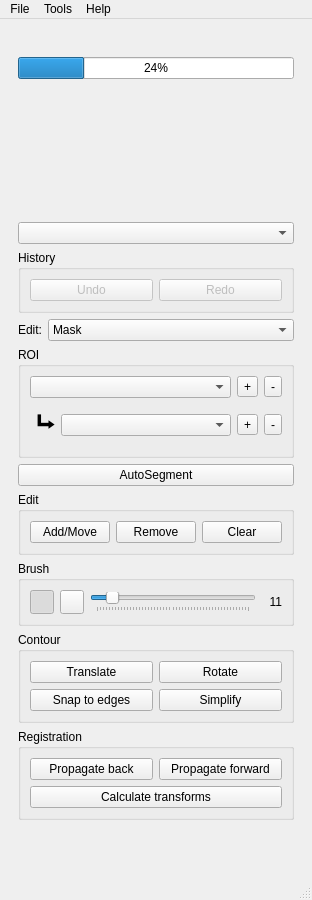
First picture: the form in ui/toolbox.ui, repository dafne-imaging/dafne, before the edit.
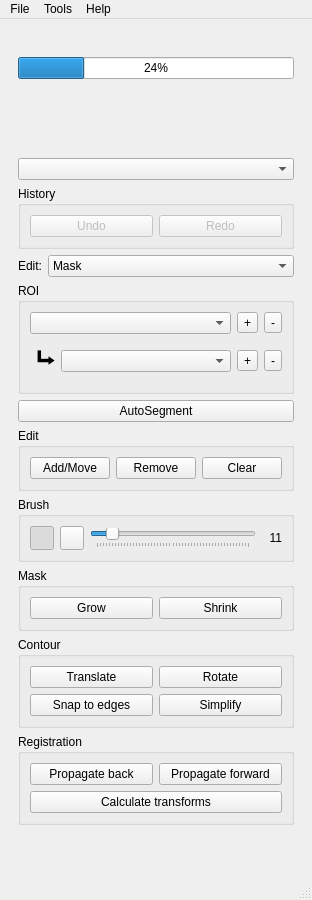
Second picture: the form after the edit. Icons and pictures are not drawn.

Commit message: Mask grow/shrink

Diff of the .ui file:
```diff
--- a/ui/toolbox.ui
+++ b/ui/toolbox.ui
@@ -406,6 +406,33 @@
          </layout>
         </widget>
        </item>
+       <item>
+        <widget class="QGroupBox" name="maskedit_group">
+         <property name="title">
+          <string>Mask</string>
+         </property>
+         <layout class="QVBoxLayout" name="verticalLayout_7">
+          <item>
+           <layout class="QHBoxLayout" name="horizontalLayout_10">
+            <item>
+             <widget class="QPushButton" name="grow_button">
+              <property name="text">
+               <string>Grow</string>
+              </property>
+             </widget>
+            </item>
+            <item>
+             <widget class="QPushButton" name="shrink_button">
+              <property name="text">
+               <string>Shrink</string>
+              </property>
+             </widget>
+            </item>
+           </layout>
+          </item>
+         </layout>
+        </widget>
+       </item>
        <item>
         <widget class="QGroupBox" name="contouredit_widget">
          <property name="title">
```
Left out of the diff: 2 changed lines with no effect on the pictures. The commit also changes 3 other files.
